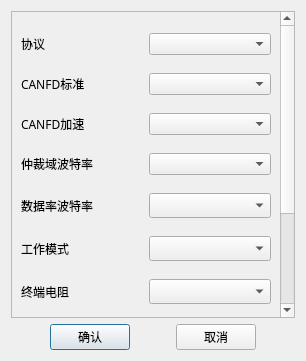
icanerandy/ZCAN_MINI, file ZCAN_MINI/UI/initcan_dialog.ui: the form before one commit.
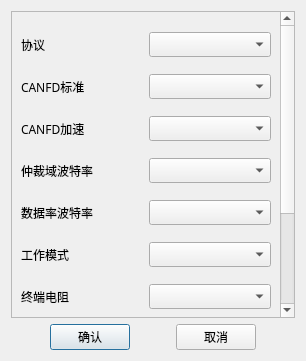
The form after the commit.

Patch:
```diff
--- a/ZCAN_MINI/UI/initcan_dialog.ui
+++ b/ZCAN_MINI/UI/initcan_dialog.ui
@@ -10,6 +10,12 @@
     <height>361</height>
    </rect>
   </property>
+  <property name="font">
+   <font>
+    <family>黑体</family>
+    <pointsize>9</pointsize>
+   </font>
+  </property>
   <property name="windowTitle">
    <string>CAN通道初始化</string>
   </property>
@@ -23,7 +29,7 @@
       <property name="geometry">
        <rect>
         <x>0</x>
-        <y>-148</y>
+        <y>-144</y>
         <width>270</width>
         <height>450</height>
        </rect>
@@ -42,6 +48,7 @@
            <property name="font">
             <font>
              <family>微软雅黑</family>
+             <pointsize>9</pointsize>
             </font>
            </property>
            <property name="text">
@@ -61,6 +68,7 @@
            <property name="font">
             <font>
              <family>微软雅黑</family>
+             <pointsize>9</pointsize>
             </font>
            </property>
            <property name="text">
@@ -80,6 +88,7 @@
            <property name="font">
             <font>
              <family>微软雅黑</family>
+             <pointsize>9</pointsize>
             </font>
            </property>
            <property name="text">
@@ -99,6 +108,7 @@
            <property name="font">
             <font>
              <family>微软雅黑</family>
+             <pointsize>9</pointsize>
             </font>
            </property>
            <property name="text">
@@ -118,6 +128,7 @@
            <property name="font">
             <font>
              <family>黑体</family>
+             <pointsize>9</pointsize>
             </font>
            </property>
            <property name="text">
@@ -130,6 +141,7 @@
            <property name="font">
             <font>
              <family>黑体</family>
+             <pointsize>9</pointsize>
             </font>
            </property>
           </widget>
@@ -143,6 +155,7 @@
            <property name="font">
             <font>
              <family>黑体</family>
+             <pointsize>9</pointsize>
             </font>
            </property>
            <property name="text">
@@ -155,6 +168,7 @@
            <property name="font">
             <font>
              <family>黑体</family>
+             <pointsize>9</pointsize>
             </font>
            </property>
           </widget>
@@ -168,6 +182,7 @@
            <property name="font">
             <font>
              <family>黑体</family>
+             <pointsize>9</pointsize>
             </font>
            </property>
            <property name="text">
@@ -180,6 +195,7 @@
            <property name="font">
             <font>
              <family>黑体</family>
+             <pointsize>9</pointsize>
             </font>
            </property>
           </widget>
```
Left out of the diff: 8 changed lines with no effect on the pictures.
